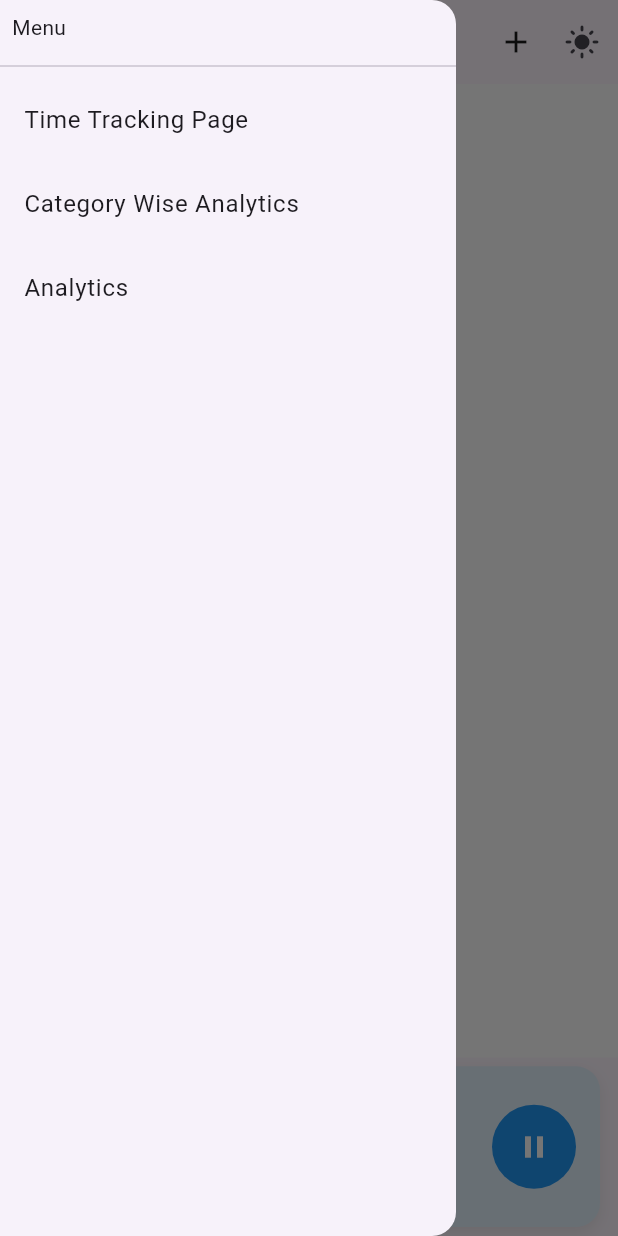
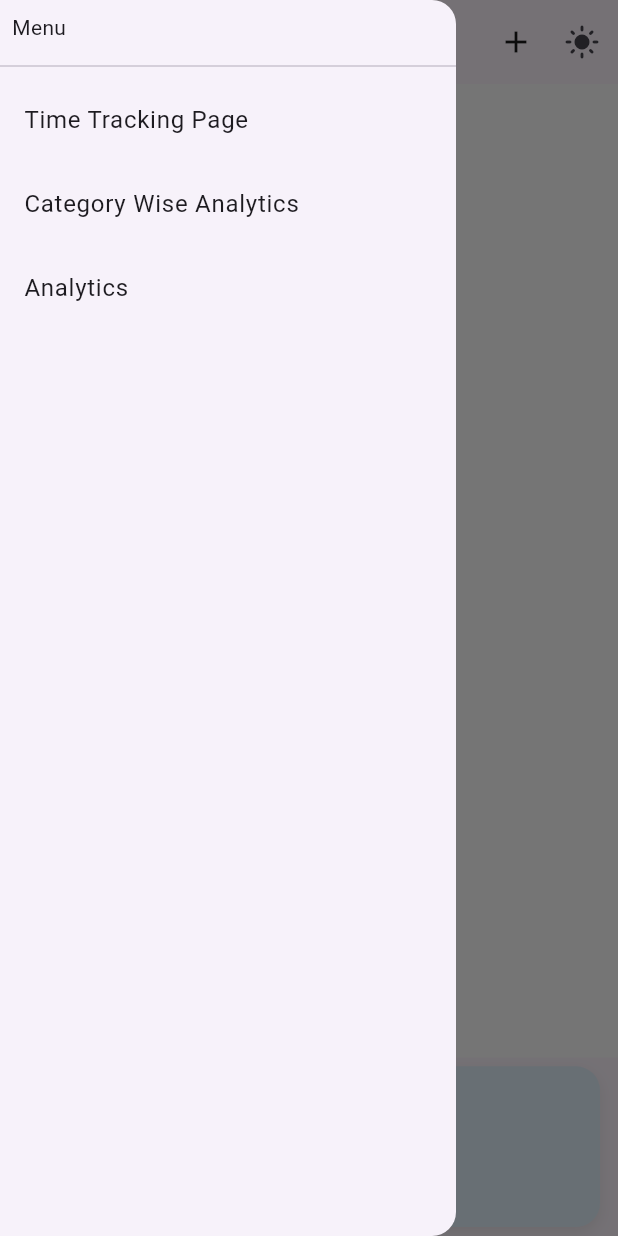
Before and after one commit to weird-akshat/hacksomethorns-frontend, a Flutter app: the screen it shows after launch, with the side drawer open, on a phone screen of 412 x 824 dp. Run offline on Flutter 3.47's test engine with Material 3 defaults, Android fonts, the phone set to English and light mode, and no system bars; our stand-ins replace flutter_dotenv, syncfusion_flutter_charts; network calls fail.

Commit message:
pausing time entries integrated with current tt widget

```diff
--- a/frontend/lib/api_methods/update_time_entry.dart
+++ b/frontend/lib/api_methods/update_time_entry.dart
@@ -10,7 +10,7 @@ Future<bool> updateTimeEntry(TimeEntry entry) async {
   final Map<String, dynamic> requestBody = {
     "description": entry.description,
     "start_time": entry.startTime.toUtc().toIso8601String(),
-    "end_time": entry.endTime.toUtc().toIso8601String(),
+    "end_time": entry.endTime?.toUtc().toIso8601String(),
     "category_id": entry.categoryId,
   };
 
--- a/frontend/lib/providers/timelog_provider.dart
+++ b/frontend/lib/providers/timelog_provider.dart
@@ -11,7 +11,6 @@ class TimelogProvider with ChangeNotifier {
 
   Future<void> loadTimeEntries() async {
     map = await fetchTimeEntries();
-
     notifyListeners();
   }
 }
--- a/frontend/lib/time_tracking/entities/time_entry.dart
+++ b/frontend/lib/time_tracking/entities/time_entry.dart
@@ -40,4 +40,6 @@ class TimeEntry {
   set categoryName(String value) => _categoryName = value;
 
   Duration get duration => (_endTime ?? DateTime.now()).difference(_startTime);
+
+  // static Future<TimeEntry?> fromJson(Map<String, dynamic> responseData) {}
 }
--- a/frontend/lib/time_tracking/time_tracking_logging/pages/time_entry_sheet.dart
+++ b/frontend/lib/time_tracking/time_tracking_logging/pages/time_entry_sheet.dart
@@ -88,7 +88,9 @@ class _TimeEntrySheetState extends State<TimeEntrySheet> {
                           "Planning", // this won't be sent, just part of your model
                     );
 
-                    final success = await postTimeEntry(newEntry);
+                    // final success = await postTimeEntry(newEntry);
+                    final success = true;
+                    //changing the code here
 
                     if (success) {
                       print("Posted successfully, now fetching entries...");
--- a/frontend/lib/time_tracking/time_tracking_logging/widgets/current_time_tracking_widget.dart
+++ b/frontend/lib/time_tracking/time_tracking_logging/widgets/current_time_tracking_widget.dart
@@ -1,7 +1,10 @@
 import 'dart:async';
 import 'package:flutter/material.dart';
+import 'package:frontend/api_methods/post_time_entry.dart';
+import 'package:frontend/api_methods/update_time_entry.dart';
 import 'package:frontend/providers/current_time_entry_provider.dart';
 import 'package:frontend/providers/theme_provider.dart';
+import 'package:frontend/providers/timelog_provider.dart';
 import 'package:frontend/time_tracking/entities/time_entry.dart';
 import 'package:frontend/time_tracking/time_tracking_logging/configuration.dart';
 import 'package:provider/provider.dart';
@@ -64,17 +67,30 @@ class _CurrentTimeTrackingWidgetState extends State<CurrentTimeTrackingWidget> {
     final textColor =
         isDark ? timeEntryWidgetTextColorDark : timeEntryWidgetTextColorLight;
 
+    return Consumer<CurrentTimeEntryProvider>(
+      builder: (context, provider, _) {
+        final timeEntry = provider.currentEntry;
+        final isTracking = provider.isTracking;
+
+        final textColor = widget.themeProvider.isDarkMode
+            ? timeEntryWidgetTextColorDark
+            : timeEntryWidgetTextColorLight;
+
         return Container(
           margin: const EdgeInsets.symmetric(horizontal: 12, vertical: 6),
           padding: const EdgeInsets.symmetric(horizontal: 16),
           height: MediaQuery.of(context).size.height * 0.13,
           width: double.infinity,
           decoration: BoxDecoration(
-        color: isDark ? Colors.grey[900] : Colors.blue[50],
+            color: widget.themeProvider.isDarkMode
+                ? Colors.grey[900]
+                : Colors.blue[50],
             borderRadius: BorderRadius.circular(16),
             boxShadow: [
               BoxShadow(
-            color: isDark ? Colors.black26 : Colors.grey.withOpacity(0.2),
+                color: widget.themeProvider.isDarkMode
+                    ? Colors.black26
+                    : Colors.grey.withOpacity(0.2),
                 blurRadius: 8,
                 offset: const Offset(0, 4),
               )
@@ -90,17 +106,18 @@ class _CurrentTimeTrackingWidgetState extends State<CurrentTimeTrackingWidget> {
                         crossAxisAlignment: CrossAxisAlignment.start,
                         children: [
                           Text(
-                        "⏱ ${_formatDuration(DateTime.now().difference(timeEntry!.startTime))}",
+                            "⏱ ${_formatDuration(DateTime.now().difference(timeEntry.startTime))}",
                             style: TextStyle(
                               fontSize: 16,
                               fontWeight: FontWeight.bold,
-                            color: textColor),
+                              color: textColor,
+                            ),
                           ),
                           const SizedBox(height: 4),
-                      Text("📋 ${timeEntry!.description}",
+                          Text("📋 ${timeEntry.description}",
                               style: TextStyle(fontSize: 14, color: textColor)),
                           const SizedBox(height: 4),
-                      Text("🏷 ${timeEntry!.categoryName}",
+                          Text("🏷 ${timeEntry.categoryName}",
                               style: TextStyle(fontSize: 14, color: textColor)),
                         ],
                       )
@@ -108,14 +125,37 @@ class _CurrentTimeTrackingWidgetState extends State<CurrentTimeTrackingWidget> {
                         child: Text("No active timer",
                             style: TextStyle(fontSize: 14, color: textColor))),
               ),
-          CircleAvatar(
-            radius: 28,
-            backgroundColor: isDark ? Colors.blueGrey[700] : Colors.blue,
-            child: Icon(isTracking ? Icons.pause : Icons.play_arrow,
-                color: Colors.white),
+              if (isTracking && timeEntry != null)
+                ElevatedButton(
+                  onPressed: () async {
+                    final currentProvider =
+                        Provider.of<CurrentTimeEntryProvider>(context,
+                            listen: false);
+                    final timeLogProvider =
+                        Provider.of<TimelogProvider>(context, listen: false);
+
+                    final now = DateTime.now();
+                    timeEntry.endTime = now;
+
+                    timeLogProvider.map.putIfAbsent(now, () => []);
+                    timeLogProvider.map[now]!.add(timeEntry);
+
+                    await updateTimeEntry(timeEntry);
+                    currentProvider.clearEntry();
+                  },
+                  style: ElevatedButton.styleFrom(
+                    shape: const CircleBorder(),
+                    padding: const EdgeInsets.all(16),
+                    backgroundColor: widget.themeProvider.isDarkMode
+                        ? Colors.blueGrey[700]
+                        : Colors.blue,
                   ),
+                  child: const Icon(Icons.pause, color: Colors.white, size: 28),
+                )
             ],
           ),
+        );
+      },
     );
   }
 
```
Also changed, not shown: frontend/lib/api_methods/post_time_entry.dart (+6 -6 lines). Lines whose indentation alone changed are shown as unchanged.
